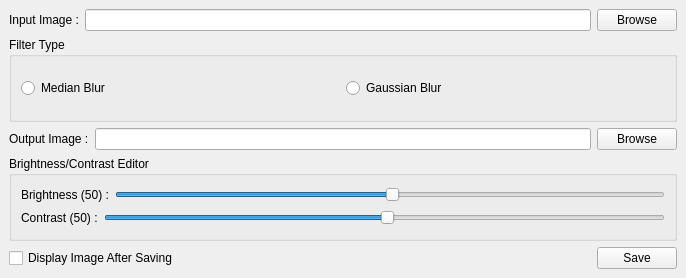
First picture: the form in opencv_image_editor/mainwindow.ui, repository agavgavi/opencv_practice, before the edit.
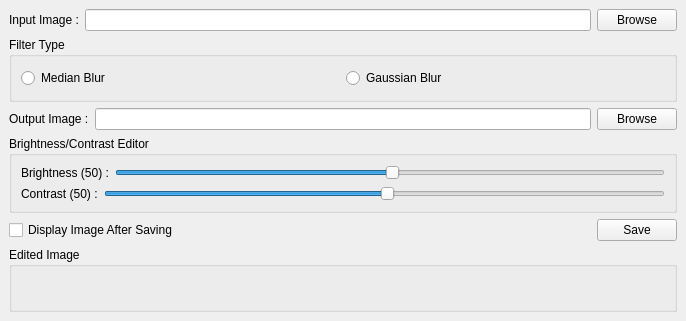
Second picture: the form after the edit.

Commit message: Began working on multithreaded image manipulation

```diff
--- a/opencv_image_editor/mainwindow.ui
+++ b/opencv_image_editor/mainwindow.ui
@@ -7,7 +7,7 @@
     <x>0</x>
     <y>0</y>
     <width>686</width>
-    <height>278</height>
+    <height>321</height>
    </rect>
   </property>
   <property name="windowTitle">
@@ -162,6 +162,22 @@
       </item>
      </layout>
     </item>
+    <item>
+     <widget class="QGroupBox" name="groupBox">
+      <property name="title">
+       <string>Edited Image</string>
+      </property>
+      <layout class="QVBoxLayout" name="verticalLayout_3">
+       <item>
+        <widget class="QLabel" name="label">
+         <property name="text">
+          <string/>
+         </property>
+        </widget>
+       </item>
+      </layout>
+     </widget>
+    </item>
    </layout>
   </widget>
  </widget>
```
The commit also changes 3 other files.
